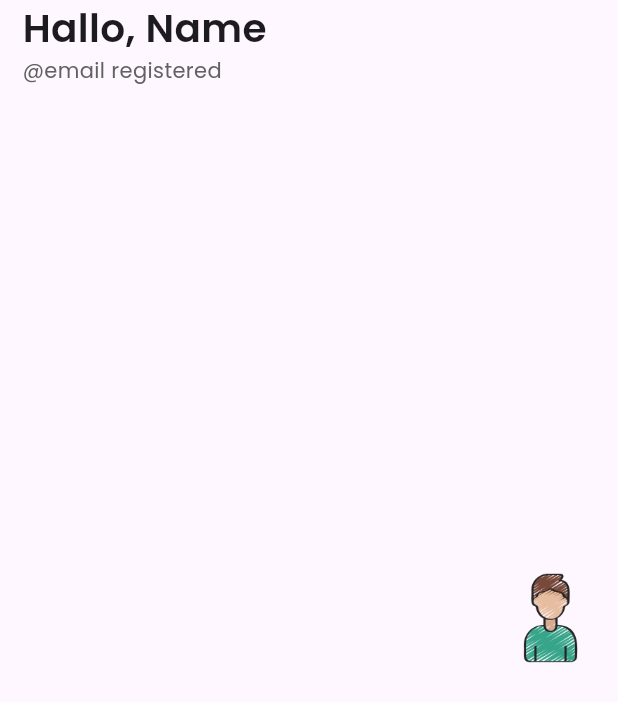
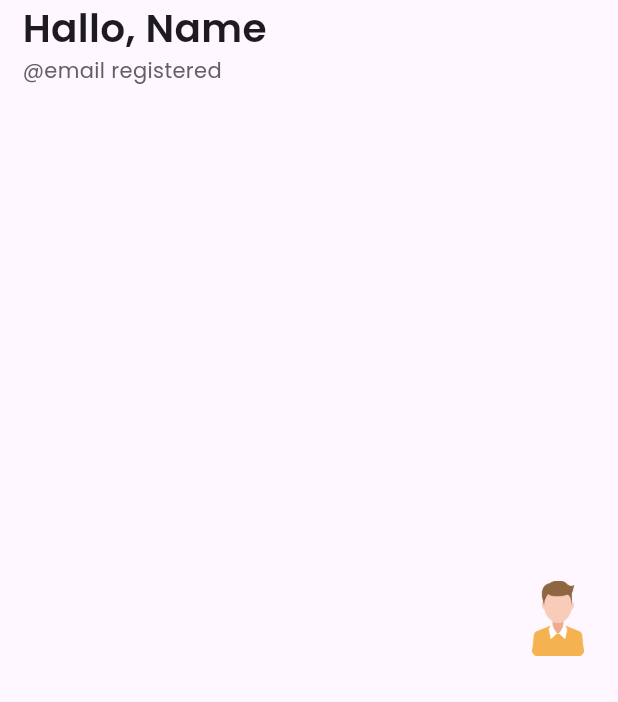
Before and after one commit to Lezazel-Developer/mobile-lezazel, a Flutter app: the Profile widget shown alone on an empty page, opened directly, on a phone screen of 412 x 824 dp. Shown: the top 702 px of the screen. Run offline on Flutter 3.47's test engine with Material 3 defaults, Android fonts, the phone set to English and light mode, and no system bars; our stand-ins replace another_flushbar, carousel_slider, flutter_feather_icons, google_fonts, lottie, water_drop_nav_bar.

Commit message:
feat: customization icon profile based on gender

```diff
--- a/lib/features/chat/pages/chat_detail.dart
+++ b/lib/features/chat/pages/chat_detail.dart
@@ -13,6 +13,7 @@ class DetailChat extends StatelessWidget {
       return PreferredSize(
           preferredSize: const Size.fromHeight(70),
           child: AppBar(
+            surfaceTintColor: Colors.white,
             backgroundColor: backgroundColor,
             centerTitle: false,
             title: Row(
--- a/lib/features/favorite/pages/favorite_page.dart
+++ b/lib/features/favorite/pages/favorite_page.dart
@@ -1,5 +1,5 @@
 import 'package:flutter/material.dart';
-import 'package:lezazel_flutter/preferences/assets.dart';
+import 'package:lezazel_flutter/preferences/preferences.dart';
 import '../../../../thema.dart';
 import 'package:lezazel_flutter/widget/widget.dart';
 import '../widgets/widget.dart';
--- a/lib/features/home/pages/home/sections/profile_section.dart
+++ b/lib/features/home/pages/home/sections/profile_section.dart
@@ -4,6 +4,9 @@ import 'package:lezazel_flutter/preferences/preferences.dart';
 
 class Profile extends StatelessWidget {
   const Profile({super.key});
+
+  final String gender = 'girl';
+
 
   @override
   Widget build(BuildContext context) {
@@ -33,10 +36,10 @@ class Profile extends StatelessWidget {
           ),
           GestureDetector(
               onTap: () {
-                Navigator.pushNamed(context, '/my-profile');
+                Navigator.pushNamed(context, '/edit-profile');
               },
-              child: Image.asset(MainAssets.profile,
-                  width: 60, height: 60)),
+              child: Image.asset(gender == 'man' ? MainAssets.girlProfile : MainAssets.manProfile,
+                  width: 50, height: 50)),
         ],
       ),
     );
--- a/lib/preferences/assets.dart
+++ b/lib/preferences/assets.dart
@@ -23,7 +23,8 @@ class MainAssets{
   static const carousel3 = '$path/carousel3.png';
 
   // profile
-  static const profile = '$path/profile.png';
+  static const manProfile = '$path/manProfile.png';
+  static const girlProfile = '$path/girlProfile.png';
 
   //detail product
   static const detailProduct = '$path/shopping-bag.png';
--- a/lib/screen/detailProduct/index/page.dart
+++ b/lib/screen/detailProduct/index/page.dart
@@ -195,7 +195,7 @@ class _DetailProductScreenState extends State<DetailProductScreen>
           ),
         ),
       );
-      await Future.delayed(const Duration(seconds: 5));
+      await Future.delayed(const Duration(seconds: 3));
       Navigator.of(context).pop();
     }
 
```
Also changed, not shown: assets/images/girlProfile.png (added), assets/images/manProfile.png (added), assets/images/profile.png (deleted).
